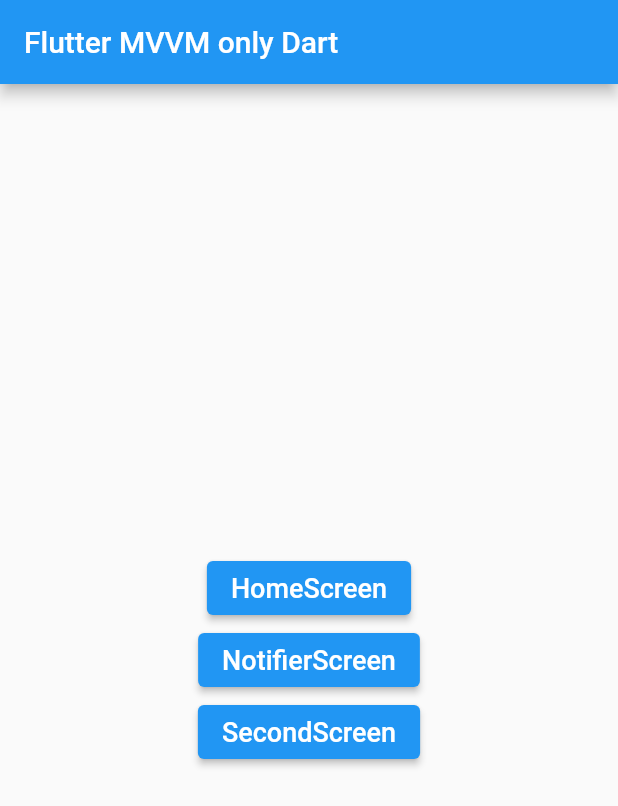
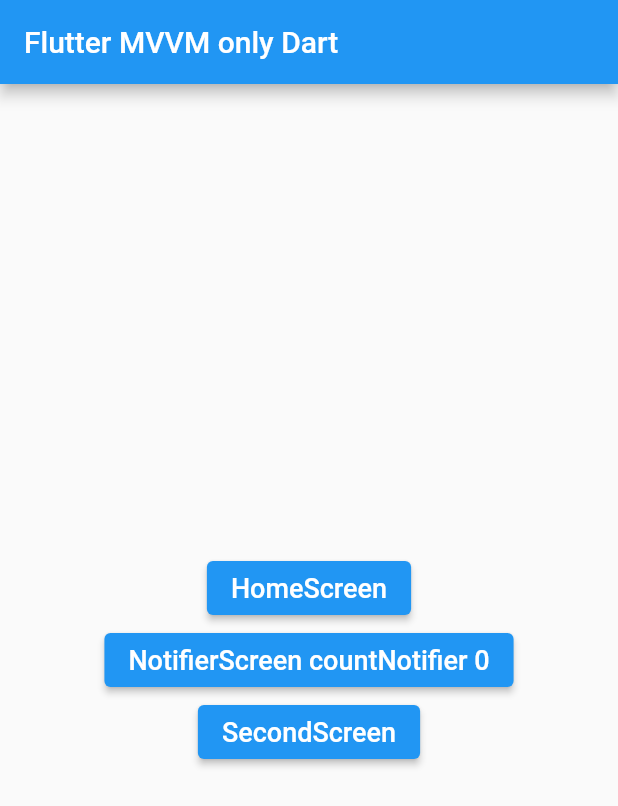
Before and after one commit to jinhan38/flutter_mvvm_dart, a Flutter app: the screen it shows after launch, on a phone screen of 412 x 824 dp. Shown: the top 806 px of the screen. Run offline on Flutter 3.47's test engine with Material 2 defaults, Android fonts, the phone set to English and light mode, and no system bars.

Commit message:
main_screen.dart에서 NotifierViewModel.countNotifier 체크 추가

```diff
--- a/lib/main/main_screen.dart
+++ b/lib/main/main_screen.dart
@@ -1,5 +1,6 @@
 import 'package:flutter/material.dart';
 import 'package:flutter_mvvm_dart/home/home_screen.dart';
+import 'package:flutter_mvvm_dart/notifier/notifier_view_model.dart';
 
 import '../notifier/notifier_screen.dart';
 import '../second/second_screen.dart';
@@ -25,7 +26,15 @@
           mainAxisAlignment: MainAxisAlignment.center,
           children: [
             _button("HomeScreen", const HomeScreen()),
-            _button("NotifierScreen", const NotifierScreen()),
+            ValueListenableBuilder(
+              valueListenable: NotifierViewModel().countNotifier,
+              builder: (context, value, child) {
+                return _button(
+                  "NotifierScreen countNotifier $value",
+                  const NotifierScreen(),
+                );
+              },
+            ),
             _button("SecondScreen", SecondScreen()),
           ],
         ),
--- a/lib/notifier/notifier_view_model.dart
+++ b/lib/notifier/notifier_view_model.dart
@@ -3,6 +3,14 @@
 import '../value_notifier_list.dart';
 
 class NotifierViewModel with ChangeNotifier {
+  /// SecondViewModel은 Singleton 디자인 패턴 활용
+  /// Singleton 디자인 패턴을 사용하면 한번 생성된 SecondViewModel을 계속 사용 한다.
+  /// 다시 말해 SecondViewModel은 데이터를 계속 가지고 있다.
+  static final NotifierViewModel _notifierViewModel = NotifierViewModel._singleton();
+
+  factory NotifierViewModel() => _notifierViewModel;
+
+  NotifierViewModel._singleton();
   ValueNotifier<int> countNotifier = ValueNotifier(0);
   final ValueNotifierList<String> stList = ValueNotifierList([]);
 }
--- a/lib/second/second_view_model.dart
+++ b/lib/second/second_view_model.dart
@@ -3,7 +3,8 @@
 class SecondViewModel with ChangeNotifier {
 
   /// SecondViewModel은 Singleton 디자인 패턴 활용
-  /// Singleton 디자인 패턴을 사용하면 한번 생성된 SecondViewModel을 계속 사용
+  /// Singleton 디자인 패턴을 사용하면 한번 생성된 SecondViewModel을 계속 사용 한다.
+  /// 다시 말해 SecondViewModel은 데이터를 계속 가지고 있다.
   static final SecondViewModel _secondViewModel = SecondViewModel._singleton();
 
   factory SecondViewModel() => _secondViewModel;
```
